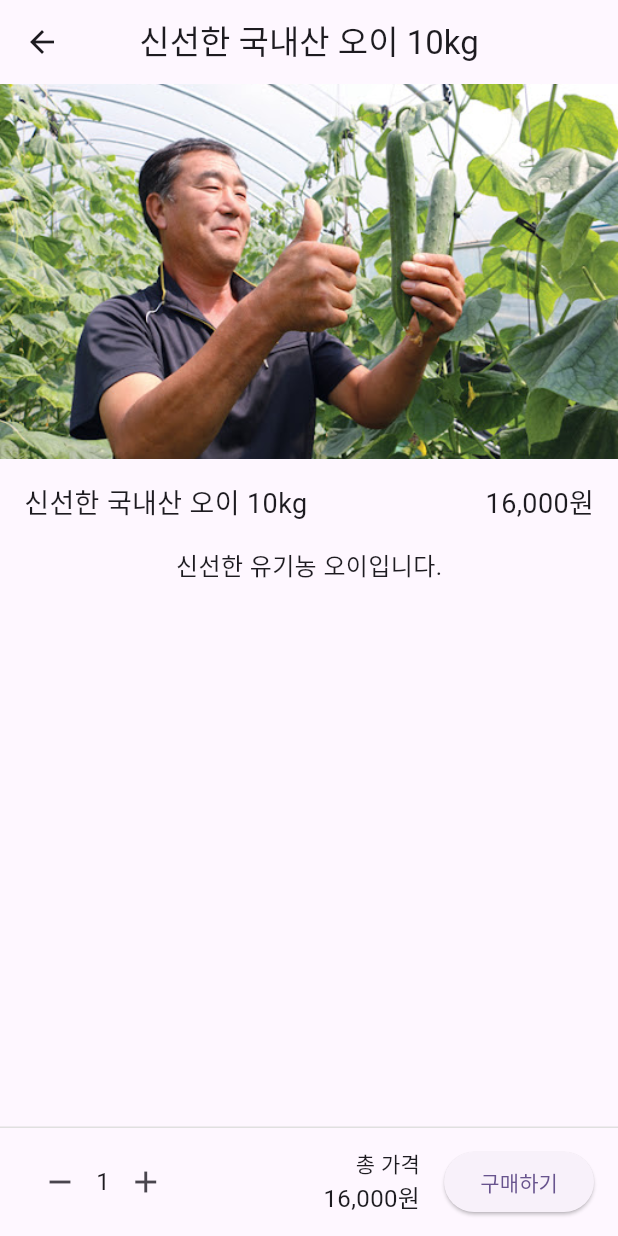
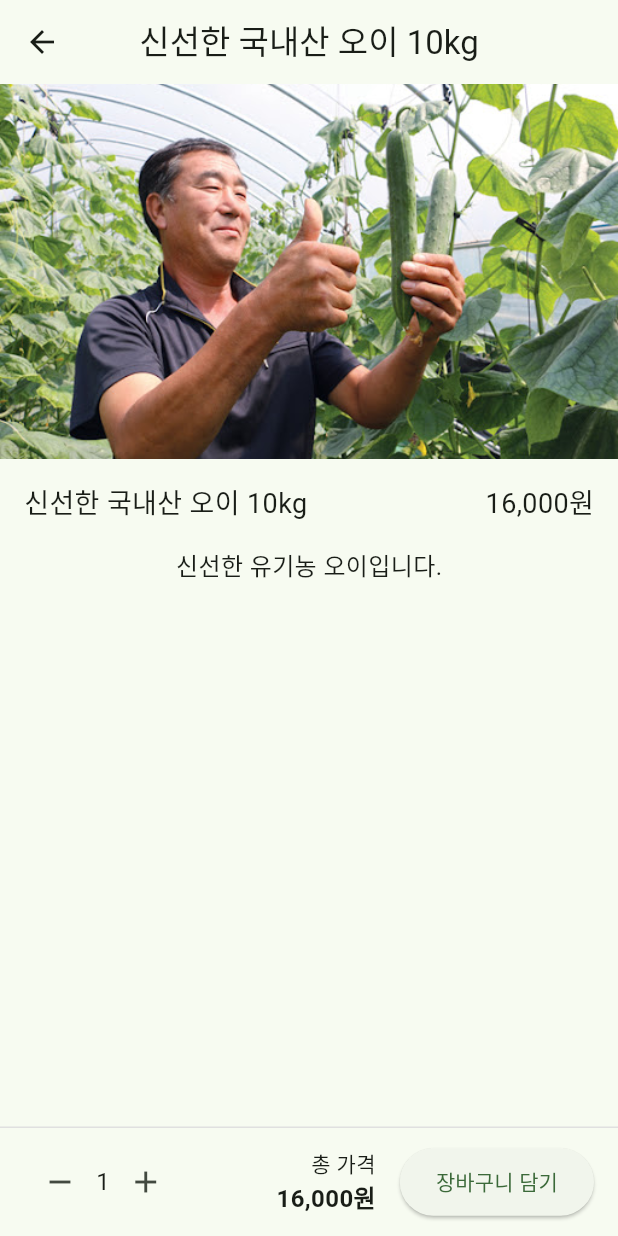
Before and after one commit to Jayden1Joe/today_s_farm, a Flutter app: the screen it shows after launch, after a tap on "신선한 국내산 오이 10kg", on a phone screen of 412 x 824 dp. Run offline on Flutter 3.47's test engine with Material 3 defaults, Android fonts, the phone set to English and light mode, and no system bars.

Commit message:
장바구니 기능 추가 재업로드

```diff
--- a/lib/main.dart
+++ b/lib/main.dart
@@ -1,21 +1,27 @@
 import 'package:flutter/material.dart';
-import 'package:today_s_farm/pages/add_product/add_product_page.dart';
+import 'package:provider/provider.dart';
+import 'package:today_s_farm/pages/cart/cart_page.dart';
 import 'package:today_s_farm/pages/home/home_page.dart';
 
 void main() {
-  runApp(const MyApp());
+  runApp(
+    ChangeNotifierProvider(
+      create: (context) => CartProvider(),
+      child: const MyApp(),
+    ),
+  );
 }
 
 class MyApp extends StatelessWidget {
   const MyApp({super.key});
 
-  // This widget is the root of your application.
   @override
   Widget build(BuildContext context) {
     return MaterialApp(
-      title: 'Flutter Demo',
+      title: 'Today\'s Farm',
       theme: ThemeData(
-        colorScheme: ColorScheme.fromSeed(seedColor: Colors.deepPurple),
+        colorScheme: ColorScheme.fromSeed(seedColor: Colors.green),
+        useMaterial3: true,
       ),
       home: const HomePage(),
     );
--- a/lib/pages/add_product/widgets/widget.dart
+++ b/lib/pages/add_product/widgets/widget.dart
@@ -1,5 +1,4 @@
 import 'package:flutter/material.dart';
-import 'package:flutter/services.dart';
 import 'package:today_s_farm/models/product_model.dart';
 
 // 이미지 선택 위젯
--- a/lib/pages/detail/detail_page.dart
+++ b/lib/pages/detail/detail_page.dart
@@ -1,28 +1,12 @@
 import 'package:flutter/material.dart';
+import 'package:provider/provider.dart';
+import 'package:today_s_farm/models/product_model.dart';
+import 'package:today_s_farm/pages/cart/cart_page.dart';
 
-/// [DetailPage]는 상품 상세 정보와 구매 기능을 제공합니다.
-///
-/// 수행할 체크리스트:
-/// - [x] 상단바: 뒤로가기 버튼과 Title (BackButton 이용, Navigator.pop)
-/// - [x] 상품 상세 페이지: 상품 이미지, 이름·가격, 설명 (스크롤 가능)
-/// - [x] 구매하기 영역:
-///    - [x] -, + 버튼으로 수량 조절 (1~99)
-///    - [x] 수량 변경 시 총 가격 갱신
-///    - [x] 구매하기 버튼 클릭 시 확인/완료 팝업
-///    - [x] 취소 시 팝업 닫기, 확인 시 '구매 완료' 팝업 표시 및 닫기
 class DetailPage extends StatefulWidget {
-  final String title;
-  final String description;
-  final String? imageUrl;
-  final int price;
+  final Product product;
 
-  const DetailPage({
-    Key? key,
-    required this.title,
-    required this.description,
-    required this.imageUrl,
-    required this.price,
-  }) : super(key: key);
+  const DetailPage({Key? key, required this.product}) : super(key: key);
 
   @override
   _DetailPageState createState() => _DetailPageState();
@@ -43,63 +27,33 @@ class _DetailPageState extends State<DetailPage> {
     }
   }
 
-  Future<void> _purchase() async {
-    // 확인 팝업
-    final confirm = await showDialog<bool>(
-      context: context,
-      builder: (_) => AlertDialog(
-        content: Text('${widget.title}을 $_quantity개 구매하시겠습니까?'),
-        actions: [
-          TextButton(
-            child: const Text('취소'),
-            onPressed: () => Navigator.pop(context, false), // [x]
-          ),
-          TextButton(
-            child: const Text('확인'),
-            onPressed: () => Navigator.pop(context, true), // [x]
-          ),
-        ],
+  void _addToCart() {
+    final cart = context.read<CartProvider>();
+    cart.addItem(widget.product, _quantity);
+
+    ScaffoldMessenger.of(context).showSnackBar(
+      const SnackBar(
+        content: Text('장바구니에 담겼습니다.'),
+        duration: Duration(seconds: 2),
       ),
     );
-
-    if (confirm == true) {
-      // 구매 완료 팝업
-      await showDialog(
-        context: context,
-        builder: (_) => AlertDialog(
-          content: const Text('구매 완료'),
-          actions: [
-            TextButton(
-              child: const Text('확인'),
-              onPressed: () => Navigator.pop(context), // [x]
-            ),
-          ],
-        ),
-      );
-    }
   }
 
   @override
   Widget build(BuildContext context) {
-    final totalPrice = widget.price * _quantity;
+    final totalPrice = widget.product.price * _quantity;
 
     return Scaffold(
-      // ------------------- 상단바 -------------------
       appBar: AppBar(
-        leading: BackButton(
-          onPressed: () => Navigator.pop(context), // 이전 페이지로 이동 [x]
-        ),
-        title: Text(widget.title), // Title 표시 [x]
+        leading: BackButton(onPressed: () => Navigator.pop(context)),
+        title: Text(widget.product.name),
         centerTitle: true,
       ),
-
-      // ------------------- 본문 -------------------
       body: Column(
         children: [
-          // 상품 이미지 큰 화면 [x]
-          widget.imageUrl != null
+          widget.product.imageUrl != null
               ? Image.asset(
-                  widget.imageUrl!,
+                  widget.product.imageUrl!,
                   width: double.infinity,
                   height: 250,
                   fit: BoxFit.cover,
@@ -117,30 +71,26 @@ class _DetailPageState extends State<DetailPage> {
                   child: const Center(child: Text('이미지가 없습니다')),
                 ),
           const SizedBox(height: 16),
-
-          // 상품 이름 & 가격 [x]
           Padding(
             padding: const EdgeInsets.symmetric(horizontal: 16),
             child: Row(
               mainAxisAlignment: MainAxisAlignment.spaceBetween,
               children: [
-                Text(widget.title, style: const TextStyle(fontSize: 18)),
+                Text(widget.product.name, style: const TextStyle(fontSize: 18)),
                 Text(
-                  '${widget.price.toString().replaceAllMapped(RegExp(r'\B(?=(\d{3})+(?!\d))'), (m) => ',')}원',
-                  style: TextStyle(fontSize: 18),
+                  widget.product.formattedPrice,
+                  style: const TextStyle(fontSize: 18),
                 ),
               ],
             ),
           ),
           const SizedBox(height: 16),
-
-          // 상품 설명 스크롤 가능 [x]
           Expanded(
             child: Padding(
               padding: const EdgeInsets.symmetric(horizontal: 16),
               child: SingleChildScrollView(
                 child: Text(
-                  widget.description,
+                  widget.product.description,
                   style: const TextStyle(fontSize: 16),
                 ),
               ),
@@ -148,8 +98,6 @@ class _DetailPageState extends State<DetailPage> {
           ),
         ],
       ),
-
-      // ------------------- 구매하기 영역 -------------------
       bottomNavigationBar: Container(
         padding: const EdgeInsets.symmetric(horizontal: 16, vertical: 12),
         decoration: BoxDecoration(
@@ -157,16 +105,10 @@ class _DetailPageState extends State<DetailPage> {
         ),
         child: Row(
           children: [
-            // 수량 감소 버튼 [-] [x]
             IconButton(onPressed: _decrement, icon: const Icon(Icons.remove)),
-            // 현재 수량 표시 [x]
             Text('$_quantity', style: const TextStyle(fontSize: 16)),
-            // 수량 증가 버튼 [+] [x]
             IconButton(onPressed: _increment, icon: const Icon(Icons.add)),
-
             const Spacer(),
-
-            // 총 가격 표시 [x]
             Column(
               mainAxisSize: MainAxisSize.min,
               crossAxisAlignment: CrossAxisAlignment.end,
@@ -174,14 +116,24 @@ class _DetailPageState extends State<DetailPage> {
                 const Text('총 가격', style: TextStyle(fontSize: 14)),
                 Text(
                   '${totalPrice.toString().replaceAllMapped(RegExp(r'\B(?=(\d{3})+(?!\d))'), (m) => ',')}원',
-                  style: const TextStyle(fontSize: 16),
+                  style: const TextStyle(
+                    fontSize: 16,
+                    fontWeight: FontWeight.bold,
+                  ),
                 ),
               ],
             ),
             const SizedBox(width: 16),
-
-            // 구매하기 버튼 [x]
-            ElevatedButton(onPressed: _purchase, child: const Text('구매하기')),
+            ElevatedButton(
+              onPressed: _addToCart,
+              style: ElevatedButton.styleFrom(
+                padding: const EdgeInsets.symmetric(
+                  horizontal: 24,
+                  vertical: 12,
+                ),
+              ),
+              child: const Text('장바구니 담기'),
+            ),
           ],
         ),
       ),
--- a/lib/pages/home/home_page.dart
+++ b/lib/pages/home/home_page.dart
@@ -2,6 +2,7 @@ import 'package:flutter/material.dart';
 import 'package:today_s_farm/models/product_list.dart';
 import 'package:today_s_farm/models/product_model.dart';
 import 'package:today_s_farm/pages/add_product/add_product_page.dart';
+import 'package:today_s_farm/pages/cart/cart_page.dart';
 import 'package:today_s_farm/pages/detail/detail_page.dart';
 
 class HomePage extends StatefulWidget {
@@ -17,7 +18,21 @@ class _HomePageState extends State<HomePage> {
   @override
   Widget build(BuildContext context) {
     return Scaffold(
-      appBar: AppBar(title: const Text('상품 목록'), centerTitle: true),
+      appBar: AppBar(
+        title: const Text('상품 목록'),
+        centerTitle: true,
+        actions: [
+          IconButton(
+            icon: const Icon(Icons.shopping_cart),
+            onPressed: () {
+              Navigator.push(
+                context,
+                MaterialPageRoute(builder: (_) => const CartPage()),
+              );
+            },
+          ),
+        ],
+      ),
       body: productList.isEmpty
           ? const Center(child: Text('상품이 없습니다.'))
           : ListView.builder(
@@ -29,12 +44,7 @@ class _HomePageState extends State<HomePage> {
                     Navigator.push(
                       context,
                       MaterialPageRoute(
-                        builder: (_) => DetailPage(
-                          title: product.name,
-                          description: product.description,
-                          imageUrl: product.imageUrl,
-                          price: product.price,
-                        ),
+                        builder: (_) => DetailPage(product: product),
                       ),
                     );
                   },
@@ -62,6 +72,10 @@ class _HomePageState extends State<HomePage> {
                                 : Image.asset(
                                     product.imageUrl!,
                                     fit: BoxFit.cover,
+                                    errorBuilder: (_, __, ___) => const Icon(
+                                      Icons.image,
+                                      color: Colors.white54,
+                                    ),
                                   ),
                           ),
                         ),
@@ -98,7 +112,6 @@ class _HomePageState extends State<HomePage> {
             MaterialPageRoute(builder: (_) => const AddProductPage()),
           );
 
-          // 등록 완료 후 새로운 상품을 목록 맨 위에 추가
           if (result != null && result is Product) {
             setState(() {
               productList.insert(0, result);
--- a/pubspec.yaml
+++ b/pubspec.yaml
@@ -30,6 +30,7 @@ environment:
 dependencies:
   flutter:
     sdk: flutter
+  provider: ^6.0.0
 
   # The following adds the Cupertino Icons font to your application.
   # Use with the CupertinoIcons class for iOS style icons.
```
Also changed, not shown: lib/pages/cart/cart_page.dart (+114 -85 lines), pubspec.lock.
